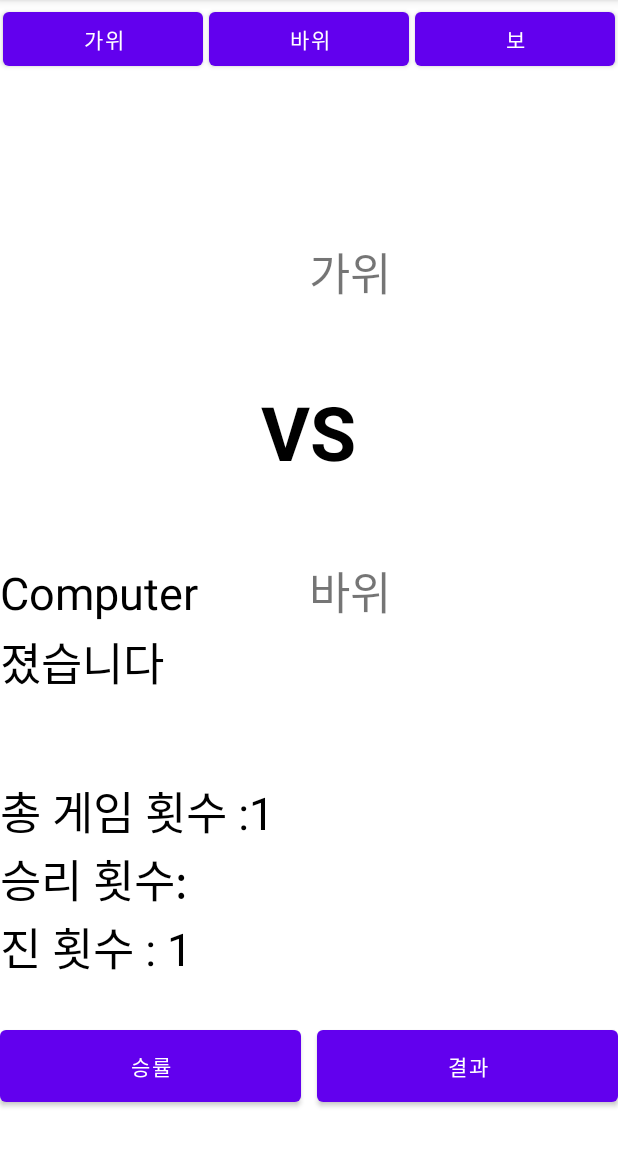
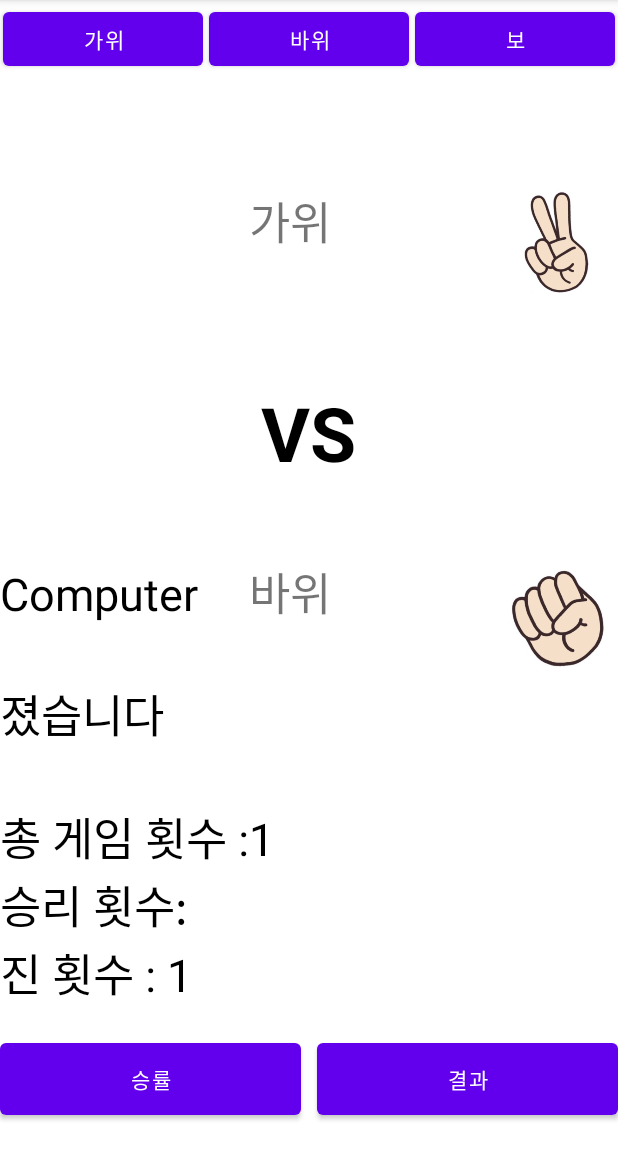
Before and after one commit to tkdgml822/School_Android, an Android app: the MainActivity screen opened directly, with no data from a screen before it, after a tap on "가위", on a phone screen of 412 x 824 dp, the part 84-1236 px from its top. Run offline under Robolectric (Android 15) with nearby library versions, the phone set to English and light mode, and no system bars.

Commit message:
가위바위보 게임 중 이미지 생성

```diff
--- a/app/src/main/java/com/cookandroid/rockpaperscissors/MainActivity.java
+++ b/app/src/main/java/com/cookandroid/rockpaperscissors/MainActivity.java
@@ -9,6 +9,7 @@ import android.graphics.drawable.ColorDrawable;
 import android.os.Bundle;
 import android.view.Window;
 import android.widget.Button;
+import android.widget.ImageView;
 import android.widget.TextView;
 
 import java.util.Objects;
@@ -20,6 +21,7 @@ public class MainActivity extends AppCompatActivity {
     TextView playerText, computerText, resultWindow, playerName, totalCount, winsCountText, loseCountText;
     Dialog winRateDialog;
 
+    ImageView imageView;
     int winCount = 0; // 승리 횟수
     int lossCount = 0; // 진 횟수
     int totalGameCount = 0; // 총 게임 횟수
@@ -45,6 +47,8 @@ public class MainActivity extends AppCompatActivity {
         winRateButton = findViewById(R.id.win_rate);
         resultButton = findViewById(R.id.result);
 
+        imageView = findViewById(R.id.imageView);
+
         winRateDialog = new Dialog(this);
         winRateDialog.requestWindowFeature(Window.FEATURE_NO_TITLE);
         winRateDialog.setContentView(R.layout.win_rate);
@@ -59,6 +63,7 @@ public class MainActivity extends AppCompatActivity {
             totalGameCount++;
             playerText.setText("가위");
             result(computer(1));
+            imageView.setImageResource(R.drawable.scissors); // 가위 이미지 설정
         });
 
         // 바위 버튼을 눌렀을때
@@ -66,6 +71,7 @@ public class MainActivity extends AppCompatActivity {
             totalGameCount++;
             playerText.setText("바위");
             result(computer(2));
+            imageView.setImageResource(R.drawable.rock);
         });
 
         // 보 버튼을 눌렀을떄
@@ -73,6 +79,7 @@ public class MainActivity extends AppCompatActivity {
             totalGameCount++;
             playerText.setText("보");
             result(computer(3));
+            imageView.setImageResource(R.drawable.scissors);
         });
 
         // 승률 버튼을 눌렀을때
@@ -93,16 +100,21 @@ public class MainActivity extends AppCompatActivity {
 
     // 1 : 가위, 2 : 바위 : ,3 : 보
     private int computer(int human) {
+        ImageView computerImage = findViewById(R.id.computerImageView);
+
         Random rd = new Random();
         int randomNumber = (rd.nextInt(3) + 1);
         if (randomNumber == 1) {
             computerText.setText("가위");
+            computerImage.setImageResource(R.drawable.scissors);
         }
         else if (randomNumber == 2) {
             computerText.setText("바위");
+            computerImage.setImageResource(R.drawable.rock);
         }
         else {
             computerText.setText("보");
+            computerImage.setImageResource(R.drawable.paper);
         }
 
         switch (human) {
--- a/app/src/main/res/layout/activity_main.xml
+++ b/app/src/main/res/layout/activity_main.xml
@@ -72,6 +72,13 @@
                     android:layout_height="wrap_content"
                     android:layout_weight="1"
                     android:textSize="30sp" />
+
+                <ImageView
+                    android:id="@+id/imageView"
+                    android:layout_width="80dp"
+                    android:layout_height="80dp"
+                    android:src="@drawable/default_image"
+                    android:layout_gravity="center" />
             </LinearLayout>
 
             <TextView
@@ -104,6 +111,13 @@
                     android:layout_weight="1"
                     android:contentDescription="computer"
                     android:textSize="30sp" />
+
+                <ImageView
+                    android:id="@+id/computerImageView"
+                    android:layout_width="80dp"
+                    android:layout_height="80dp"
+                    android:src="@drawable/default_image"
+                    android:layout_gravity="center" />
             </LinearLayout>
         </LinearLayout>
 
@@ -170,7 +184,7 @@
                     android:layout_width="wrap_content"
                     android:layout_height="60dp"
                     android:layout_weight="1"
-                    android:layout_marginEnd="5sp"/>
+                    android:layout_marginEnd="5sp" />
 
                 <Button
                     android:id="@+id/result"
```
Also changed, not shown: app/src/main/res/drawable/border.xml (added, +10 -0 lines), app/src/main/res/layout/activity_ending.xml (+7 -7 lines), app/src/main/res/Rock/스크린샷 2023-12-05 오후 7.48.04.png (added), app/src/main/res/drawable/default_image.png (added), app/src/main/res/drawable/rock.png (added).
